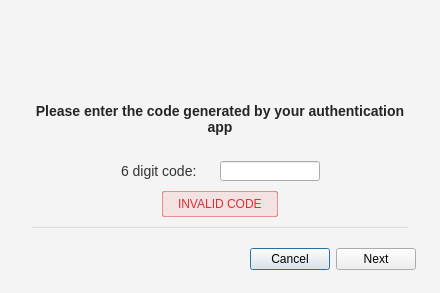
First picture: the form in src/MEGASync/gui/linux/Login2FA.ui, repository meganz/MEGAsync, before the edit.
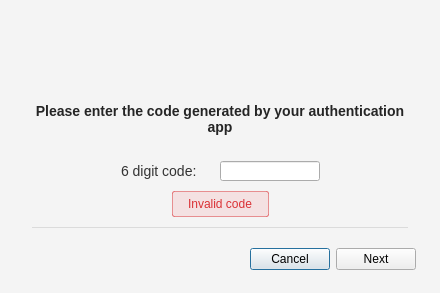
Second picture: the form after the edit. Icons and pictures are not drawn.

What changed in the file:
```diff
--- a/src/MEGASync/gui/linux/Login2FA.ui
+++ b/src/MEGASync/gui/linux/Login2FA.ui
@@ -373,7 +373,7 @@
             </size>
            </property>
            <property name="text">
-            <string>INVALID CODE</string>
+            <string>Invalid code</string>
            </property>
           </widget>
          </item>
```
